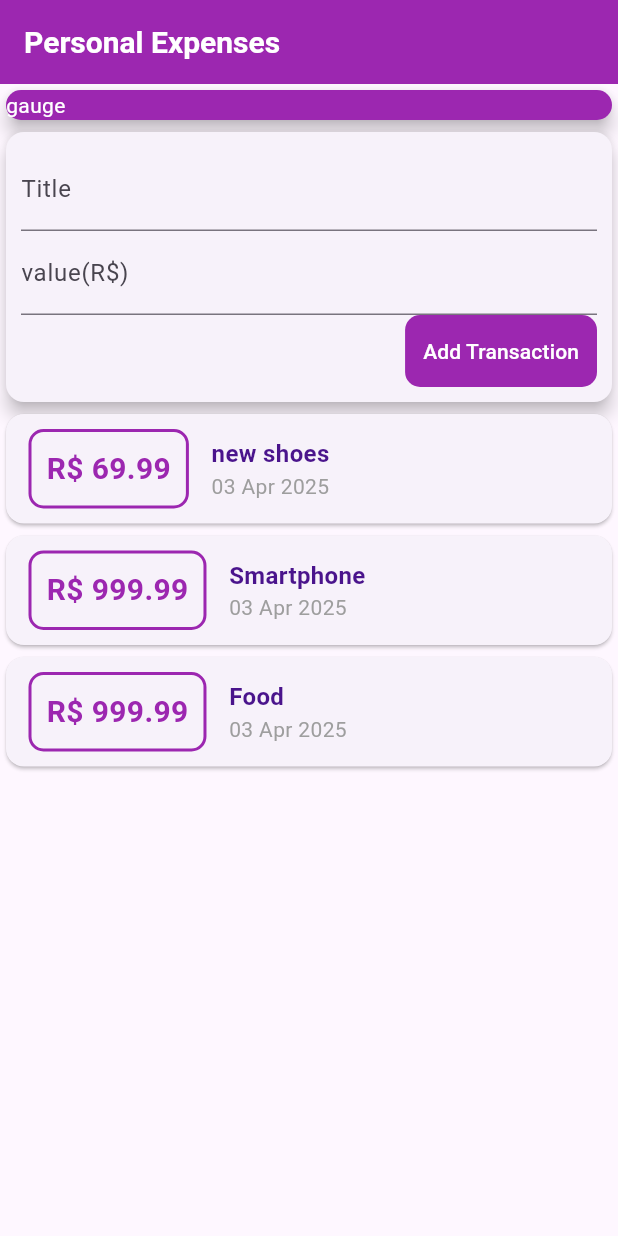
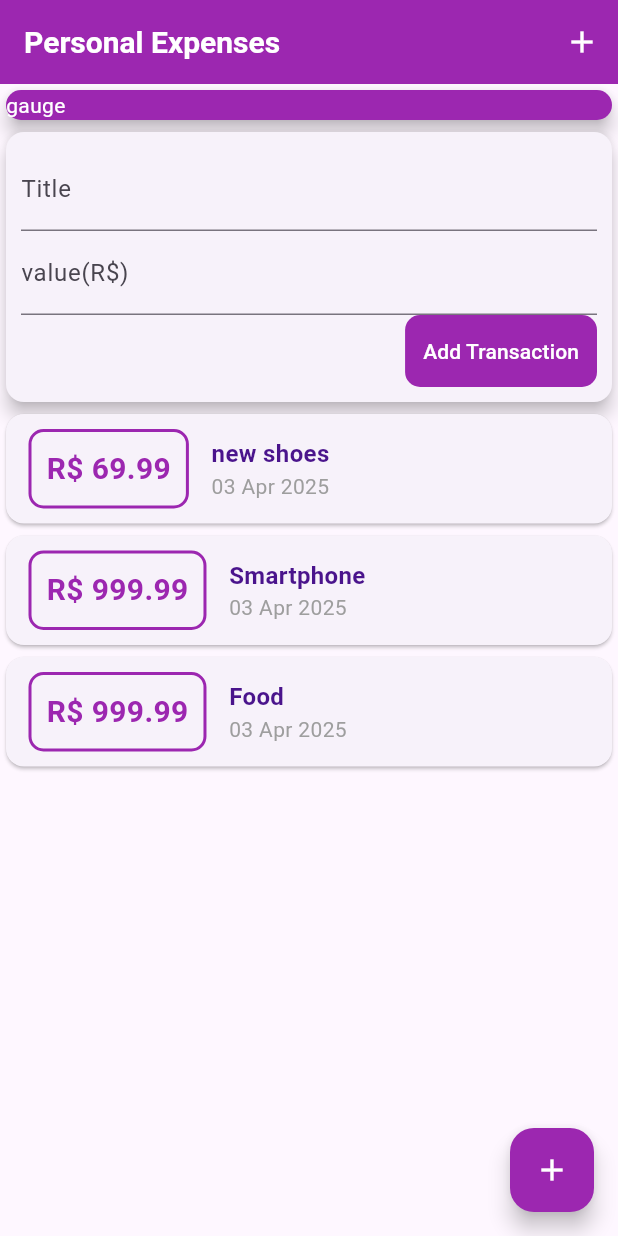
Before and after one commit to SamuckqaDev/expenses_flutter, a Flutter app: the screen it shows after launch, on a phone screen of 412 x 824 dp. Run offline on Flutter 3.47's test engine with Material 3 defaults, Android fonts, the phone set to English and light mode, and no system bars.

Commit message:
FloatingActionButton

```diff
--- a/lib/main.dart
+++ b/lib/main.dart
@@ -29,6 +29,13 @@ class Homepage extends StatelessWidget {
             color: Colors.white,
           ),
         ),
+        actions: [
+          IconButton(
+            icon: const Icon(Icons.add),
+            onPressed: () {},
+            color: Colors.white,
+          ),
+        ],
         backgroundColor: Colors.purple,
       ),
       body: const SingleChildScrollView(
@@ -50,6 +57,14 @@ class Homepage extends StatelessWidget {
           ],
         ),
       ),
+      floatingActionButton: FloatingActionButton(
+        backgroundColor: Colors.purple,
+        onPressed: () {},
+        child: const Icon(
+          Icons.add,
+          color: Colors.white,
+        ),
+      ),
     );
   }
 }
```
